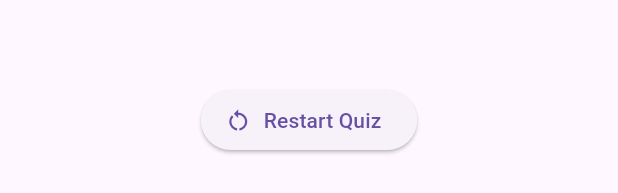
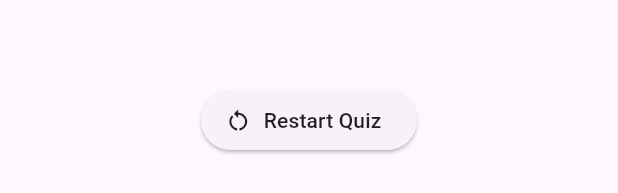
Before and after one commit to pranav-deshpande6224/apps, a Flutter app: the ResultsScreen widget shown alone on an empty page, opened directly with empty values, on a phone screen of 412 x 824 dp. Shown: the part 810-1003 px from the top of the screen. Run offline on Flutter 3.47's test engine with Material 3 defaults, Android fonts, the phone set to English and light mode, and no system bars; our stand-ins replace google_fonts.

Commit message:
Update results_screen.dart
elevated button

```diff
--- a/quiz_app/lib/results_screen.dart
+++ b/quiz_app/lib/results_screen.dart
@@ -52,8 +52,16 @@ class ResultsScreen extends StatelessWidget {
           ),
           ElevatedButton.icon(
             onPressed: restart,
-            label: const Text('Restart Quiz'),
-            icon: const Icon(Icons.restart_alt),
+            label: const Text(
+              'Restart Quiz',
+              style: TextStyle(
+                color: Color.fromARGB(255, 32, 30, 30),
+              ),
+            ),
+            icon: const Icon(
+              Icons.restart_alt,
+              color: Color.fromARGB(255, 32, 30, 30),
+            ),
           )
         ],
       ),
```
